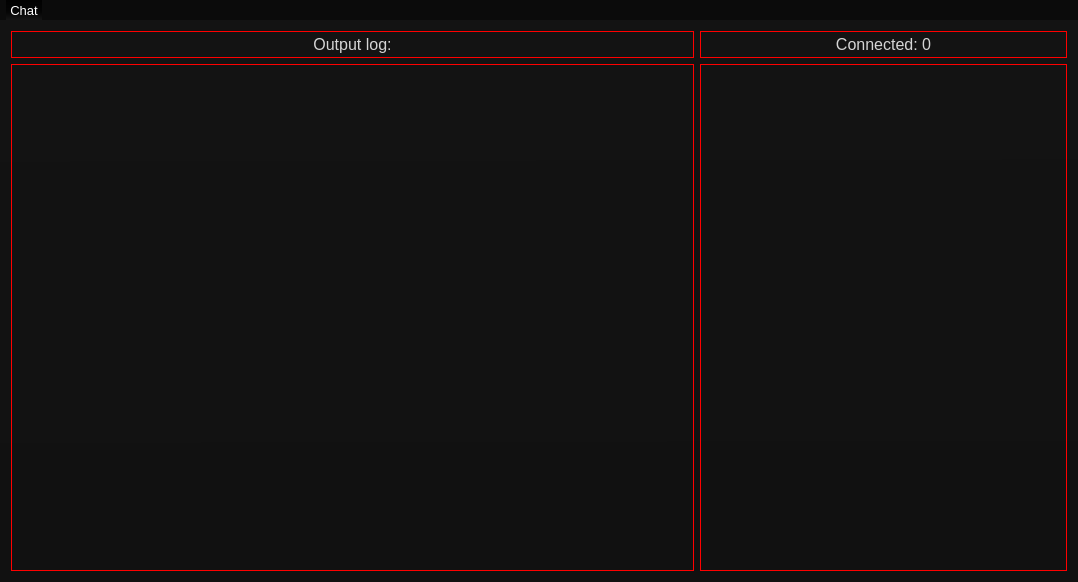
Old version of the form src/View/MainWindow/mainwindow.ui in the repository Flone-dnb/SilentServer.
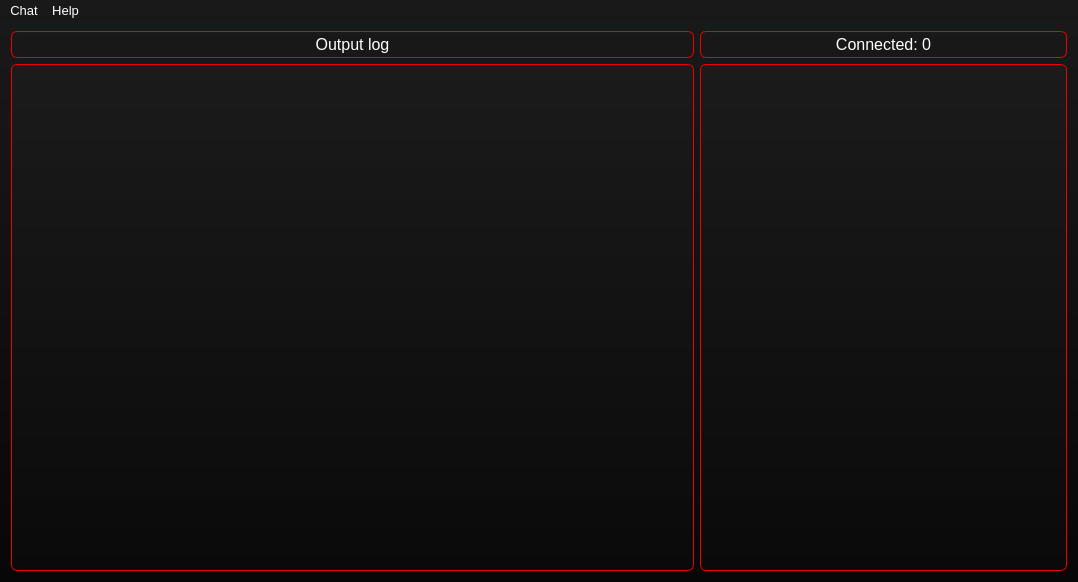
New version of the form.

The edit to the form file:
```diff
--- a/src/View/MainWindow/mainwindow.ui
+++ b/src/View/MainWindow/mainwindow.ui
@@ -14,8 +14,8 @@
    <string>Silent Server</string>
   </property>
   <property name="styleSheet">
-   <string notr="true">background-color: qlineargradient(spread:pad, x1:0.480769, y1:1, x2:0.476, y2:0, stop:0 rgba(17, 17, 17, 255), stop:1 rgba(19, 19, 19, 255));
-color: rgb(212, 212, 212);</string>
+   <string notr="true">background-color: qlineargradient(spread:pad, x1:0.5, y1:1, x2:0.5, y2:0, stop:0 rgba(7, 7, 7, 255), stop:1 rgba(25, 25, 25, 255));
+color: white;</string>
   </property>
   <property name="locale">
    <locale language="English" country="UnitedStates"/>
@@ -43,13 +43,14 @@
           <property name="styleSheet">
            <string notr="true">background-color: qlineargradient(spread:pad, x1:0, y1:0, x2:1, y2:0, stop:0.461538 rgba(255, 255, 255, 0));
 
-border: 1px solid red;</string>
+border: 1px solid rgb(240, 0, 0);
+border-radius: 6px;</string>
           </property>
           <property name="locale">
            <locale language="English" country="UnitedStates"/>
           </property>
           <property name="text">
-           <string>Output log:</string>
+           <string>Output log</string>
           </property>
           <property name="alignment">
            <set>Qt::AlignCenter</set>
@@ -67,7 +68,8 @@
           <property name="styleSheet">
            <string notr="true">background-color: qlineargradient(spread:pad, x1:0, y1:0, x2:1, y2:0, stop:0.461538 rgba(255, 255, 255, 0));
 
-border: 1px solid red;</string>
+border: 1px solid rgb(240, 0, 0);
+border-radius: 6px;</string>
           </property>
           <property name="locale">
            <locale language="English" country="UnitedStates"/>
@@ -93,9 +95,10 @@
            </font>
           </property>
           <property name="styleSheet">
-           <string notr="true">background-color: qlineargradient(spread:pad, x1:0, y1:0, x2:1, y2:0, stop:0.461538 rgba(255, 255, 255, 0));
-
-border: 1px solid red;</string>
+           <string notr="true">background-color: qlineargradient(spread:pad, x1:0.5, y1:1, x2:0.5, y2:0, stop:0 rgba(10, 10, 10, 255), stop:1 rgba(27, 27, 27, 255));
+selection-background-color: rgb(140, 0, 0);
+border: 1px solid rgb(240, 0, 0);
+border-radius: 6px;</string>
           </property>
           <property name="locale">
            <locale language="English" country="UnitedStates"/>
@@ -120,10 +123,13 @@
             <property name="styleSheet">
              <string notr="true">QListWidget
 {
-	background-color: qlineargradient(spread:pad, x1:0, y1:0, x2:1, y2:0, stop:0.461538 rgba(255, 255, 255, 0));
-	border: 1px solid red;
+	background-color: qlineargradient(spread:pad, x1:0.5, y1:1, x2:0.5, y2:0, stop:0 rgba(10, 10, 10, 255), stop:1 rgba(27, 27, 27, 255));
+	color: white;
+	border: 1px solid rgb(240, 0, 0);
+	border-radius: 6px;
 }
 
+
 QListWidget::item:hover
 {
 	background-color: qlineargradient(spread:pad, x1:0.5, y1:0, x2:0.5, y2:1, stop:0 rgba(115, 15, 15, 130), stop:1 rgba(100, 16, 16, 130));
@@ -166,13 +172,13 @@
    <property name="styleSheet">
     <string notr="true">QMenuBar
 {
-	background-color: rgb(11, 11, 11);
+	background-color: rgba(17, 17, 17, 0);
 	color: white;
 }
 
 QMenuBar::item
 {
-	background-color: qlineargradient(spread:pad, x1:0.5, y1:0, x2:0.5, y2:1, stop:0 rgba(1, 1, 1, 255), stop:0.605809 rgba(5, 5, 5, 255), stop:1 rgba(21, 21, 21, 255));
+	background-color: rgba(255, 255, 255, 0);
 }
 
 QMenuBar::item::selected
@@ -207,10 +213,40 @@
      <string>Chat</string>
     </property>
     <addaction name="actionStart"/>
-    <addaction name="separator"/>
-    <addaction name="actionAbout"/>
+   </widget>
+   <widget class="QMenu" name="menuHelp">
+    <property name="font">
+     <font>
+      <pointsize>10</pointsize>
+     </font>
+    </property>
+    <property name="styleSheet">
+     <string notr="true">QMenu
+{
+	background-color: qlineargradient(spread:pad, x1:0.5, y1:0, x2:0.5, y2:1, stop:0 rgba(26, 26, 26, 100), stop:0.605809 rgba(19, 19, 19, 255), stop:1 rgba(26, 26, 26, 100));
+	color: white;
+}
+
+QMenu::item::selected
+{
+	background-color: qlineargradient(spread:pad, x1:0.5, y1:0, x2:0.5, y2:1, stop:0 rgba(156, 11, 11, 255), stop:1 rgba(168, 0, 0, 255));
+}
+
+QMenu::separator
+{
+	background-color: rgb(50, 0, 0);
+	height: 2px;
+    margin-left: 10px; 
+    margin-right: 5px;
+}</string>
+    </property>
+    <property name="title">
+     <string>Help</string>
+    </property>
+    <addaction name="actionAbout_2"/>
    </widget>
    <addaction name="menu"/>
+   <addaction name="menuHelp"/>
   </widget>
   <action name="actionAbout">
    <property name="text">
```
Left out of the diff: 45 changed lines with no effect on the pictures.
